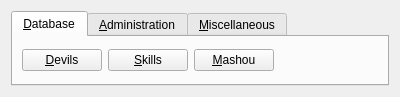
Qt form client/ui/Taskbar.ui (erikku/frosty) before a commit.
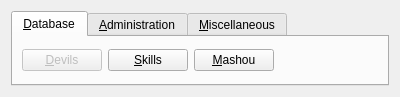
The same form after that commit.

Commit message: Disabled devils taskbar button for non-admin users until the window is done.

```diff
--- a/client/ui/Taskbar.ui
+++ b/client/ui/Taskbar.ui
@@ -23,6 +23,9 @@
       <layout class="QHBoxLayout">
        <item>
         <widget class="QPushButton" name="devilsButton">
+         <property name="enabled">
+          <bool>false</bool>
+         </property>
          <property name="text">
           <string>&amp;Devils</string>
          </property>
```
The commit also changes 1 other file.
